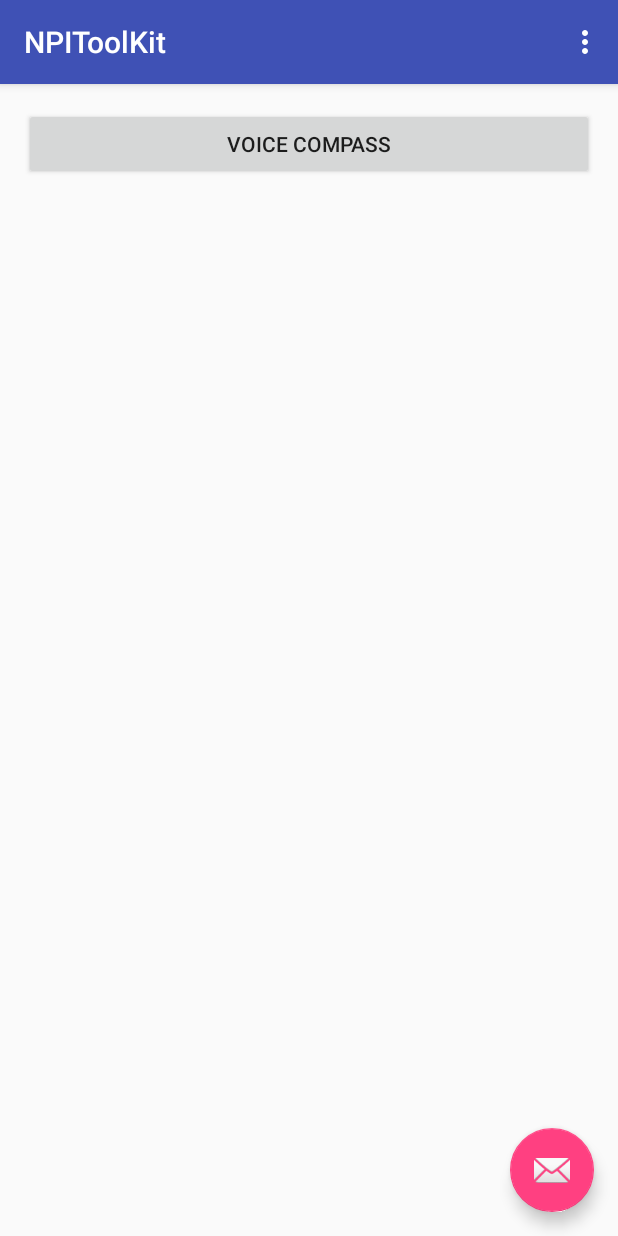
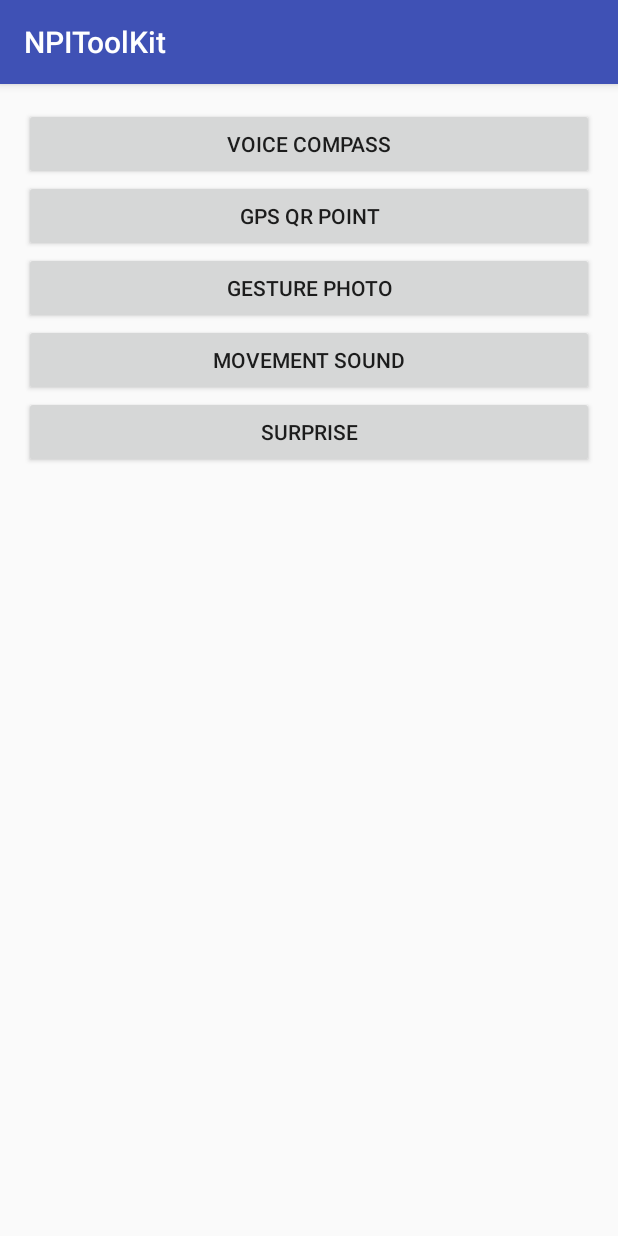
Before and after one commit to Darth-ATA/npi-android-project, an Android app: the screen it shows after launch (ToolKitMenu), on a phone screen of 412 x 824 dp. Run offline under Robolectric (Android 15) with nearby library versions, the phone set to English and light mode, and no system bars.

Commit message:
Prepares all the skelleton of the intended activities

```diff
--- a/NPIToolKit/app/src/main/res/layout/activity_tool_kit_menu.xml
+++ b/NPIToolKit/app/src/main/res/layout/activity_tool_kit_menu.xml
@@ -23,12 +23,4 @@
 
     <include layout="@layout/content_tool_kit_menu" />
 
-    <android.support.design.widget.FloatingActionButton
-        android:id="@+id/fab"
-        android:layout_width="wrap_content"
-        android:layout_height="wrap_content"
-        android:layout_gravity="bottom|end"
-        android:layout_margin="@dimen/fab_margin"
-        android:src="@android:drawable/ic_dialog_email" />
-
 </android.support.design.widget.CoordinatorLayout>
--- a/NPIToolKit/app/src/main/res/layout/content_tool_kit_menu.xml
+++ b/NPIToolKit/app/src/main/res/layout/content_tool_kit_menu.xml
@@ -1,7 +1,8 @@
 <?xml version="1.0" encoding="utf-8"?>
-<RelativeLayout xmlns:android="http://schemas.android.com/apk/res/android"
+<LinearLayout xmlns:android="http://schemas.android.com/apk/res/android"
     xmlns:app="http://schemas.android.com/apk/res-auto"
     xmlns:tools="http://schemas.android.com/tools"
+    android:orientation="vertical"
     android:layout_width="match_parent"
     android:layout_height="match_parent"
     android:paddingBottom="@dimen/activity_vertical_margin"
@@ -10,11 +11,32 @@
     android:paddingTop="@dimen/activity_vertical_margin"
     app:layout_behavior="@string/appbar_scrolling_view_behavior"
     tools:context="com.alejandros.npitoolkit.ToolKitMenu"
-    tools:showIn="@layout/activity_tool_kit_menu">
+    tools:showIn="@layout/activity_tool_kit_menu"
+    >
 
     <Button
         android:layout_width="match_parent"
         android:layout_height="wrap_content"
         android:text="@string/button_voice_compass"
-        android:onClick="sendMessage"></Button>
-</RelativeLayout>
+        android:onClick="goToVoiceCompass"></Button>
+    <Button
+        android:layout_width="match_parent"
+        android:layout_height="wrap_content"
+        android:text="@string/button_gps_qr_point"
+        android:onClick="goToQrGpsPoint"></Button>
+    <Button
+        android:layout_width="match_parent"
+        android:layout_height="wrap_content"
+        android:text="@string/button_gesture_photo"
+        android:onClick="goToGesturePhoto"></Button>
+    <Button
+        android:layout_width="match_parent"
+        android:layout_height="wrap_content"
+        android:text="@string/button_movement_sound"
+        android:onClick="goToMovementSound"></Button>
+    <Button
+        android:layout_width="match_parent"
+        android:layout_height="wrap_content"
+        android:text="@string/button_surprise"
+        android:onClick="goToSurprise"></Button>
+</LinearLayout>
--- a/NPIToolKit/app/src/main/res/values/strings.xml
+++ b/NPIToolKit/app/src/main/res/values/strings.xml
@@ -2,4 +2,13 @@
     <string name="app_name">NPIToolKit</string>
     <string name="action_settings">Settings</string>
     <string name="button_voice_compass">Voice Compass</string>
+    <string name="button_gps_qr_point">GPS QR Point</string>
+    <string name="button_gesture_photo">Gesture Photo</string>
+    <string name="button_movement_sound">Movement Sound</string>
+    <string name="button_surprise">Surprise</string>
+    <string name="title_activity_qrgpspoint">QRGPSPoint</string>
+    <string name="title_activity_voice_compass">VoiceCompass</string>
+    <string name="title_activity_gesture_photo">GesturePhoto</string>
+    <string name="title_activity_movement_sound">MovementSound</string>
+    <string name="title_activity_surprise">Surprise</string>
 </resources>
```
Also changed, not shown: NPIToolKit/app/src/main/AndroidManifest.xml (+45 -0 lines), NPIToolKit/app/src/main/java/com/alejandros/npitoolkit/ToolKitMenu.java (+24 -10 lines).
